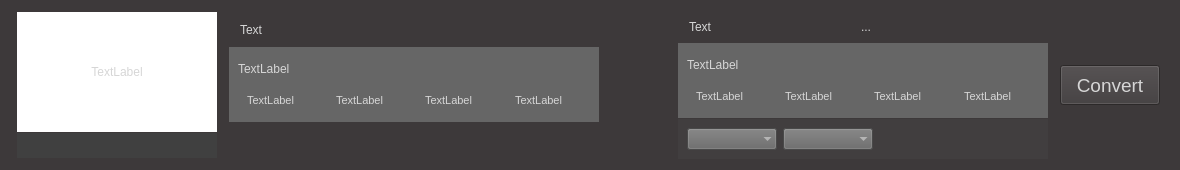
This is videoinfowidget.ui in loopy313/VideoConverter as Qt 5 draws it before an edit. The edited form follows.
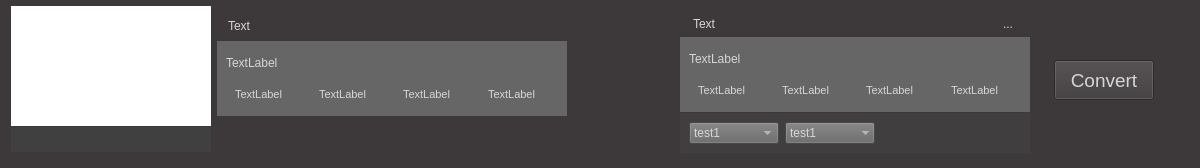
This is the edited form. Icons and pictures are not drawn.

```diff
--- a/videoinfowidget.ui
+++ b/videoinfowidget.ui
@@ -6,8 +6,8 @@
    <rect>
     <x>0</x>
     <y>0</y>
-    <width>1180</width>
-    <height>170</height>
+    <width>1200</width>
+    <height>168</height>
    </rect>
   </property>
   <property name="sizePolicy">
@@ -18,14 +18,14 @@
   </property>
   <property name="minimumSize">
    <size>
-    <width>1180</width>
-    <height>170</height>
+    <width>1200</width>
+    <height>0</height>
    </size>
   </property>
   <property name="maximumSize">
    <size>
-    <width>1180</width>
-    <height>170</height>
+    <width>2000</width>
+    <height>168</height>
    </size>
   </property>
   <property name="windowTitle">
@@ -37,10 +37,21 @@
 color:rgb(214, 214, 214);
 }
 
+QComboBox::dropdown{
+color: rgb(85, 85, 85);
+}
+
+
 </string>
   </property>
-  <layout class="QGridLayout" name="gridLayout_3">
-   <item row="0" column="0">
+  <layout class="QHBoxLayout" name="horizontalLayout_17">
+   <property name="topMargin">
+    <number>3</number>
+   </property>
+   <property name="rightMargin">
+    <number>0</number>
+   </property>
+   <item>
     <widget class="QWidget" name="widget_8" native="true">
      <property name="sizePolicy">
       <sizepolicy hsizetype="Maximum" vsizetype="Maximum">
@@ -100,13 +111,13 @@
          <string notr="true">background-color: rgb(255, 255, 255);</string>
         </property>
         <layout class="QGridLayout" name="gridLayout_4">
-         <item row="0" column="0">
+         <item row="1" column="0" alignment="Qt::AlignHCenter|Qt::AlignVCenter">
           <widget class="QLabel" name="label_2">
            <property name="text">
-            <string>TextLabel</string>
+            <string/>
            </property>
-           <property name="alignment">
-            <set>Qt::AlignCenter</set>
+           <property name="pixmap">
+            <pixmap>D:/image/ocean.jpg</pixmap>
            </property>
           </widget>
          </item>
@@ -265,7 +276,7 @@
      </layout>
     </widget>
    </item>
-   <item row="0" column="1">
+   <item>
     <widget class="QWidget" name="widget_11" native="true">
      <property name="sizePolicy">
       <sizepolicy hsizetype="Maximum" vsizetype="Maximum">
@@ -275,13 +286,13 @@
      </property>
      <property name="minimumSize">
       <size>
-       <width>370</width>
+       <width>350</width>
        <height>150</height>
       </size>
      </property>
      <property name="maximumSize">
       <size>
-       <width>370</width>
+       <width>350</width>
        <height>150</height>
       </size>
      </property>
@@ -308,25 +319,49 @@
         </property>
         <property name="minimumSize">
          <size>
-          <width>370</width>
+          <width>350</width>
           <height>30</height>
          </size>
         </property>
         <property name="maximumSize">
          <size>
-          <width>370</width>
+          <width>350</width>
           <height>30</height>
          </size>
         </property>
-        <layout class="QHBoxLayout" name="horizontalLayout_6">
+        <layout class="QHBoxLayout" name="horizontalLayout_2">
          <item>
           <widget class="QLineEdit" name="srcFilename">
+           <property name="sizePolicy">
+            <sizepolicy hsizetype="Maximum" vsizetype="Minimum">
+             <horstretch>0</horstretch>
+             <verstretch>0</verstretch>
+            </sizepolicy>
+           </property>
+           <property name="minimumSize">
+            <size>
+             <width>320</width>
+             <height>18</height>
+            </size>
+           </property>
+           <property name="maximumSize">
+            <size>
+             <width>340</width>
+             <height>18</height>
+            </size>
+           </property>
            <property name="text">
             <string>Text</string>
            </property>
            <property name="frame">
             <bool>false</bool>
            </property>
+           <property name="alignment">
+            <set>Qt::AlignLeading|Qt::AlignLeft|Qt::AlignVCenter</set>
+           </property>
+           <property name="readOnly">
+            <bool>true</bool>
+           </property>
           </widget>
          </item>
          <item>
@@ -334,9 +369,12 @@
            <property name="orientation">
             <enum>Qt::Horizontal</enum>
            </property>
+           <property name="sizeType">
+            <enum>QSizePolicy::Preferred</enum>
+           </property>
            <property name="sizeHint" stdset="0">
             <size>
-             <width>170</width>
+             <width>23</width>
              <height>9</height>
             </size>
            </property>
@@ -355,13 +393,13 @@
         </property>
         <property name="minimumSize">
          <size>
-          <width>370</width>
+          <width>350</width>
           <height>75</height>
          </size>
         </property>
         <property name="maximumSize">
          <size>
-          <width>370</width>
+          <width>350</width>
           <height>75</height>
          </size>
         </property>
@@ -641,13 +679,13 @@
         </property>
         <property name="minimumSize">
          <size>
-          <width>370</width>
+          <width>350</width>
           <height>30</height>
          </size>
         </property>
         <property name="maximumSize">
          <size>
-          <width>370</width>
+          <width>350</width>
           <height>30</height>
          </size>
         </property>
@@ -687,23 +725,28 @@
      </layout>
     </widget>
    </item>
-   <item row="0" column="2">
+   <item>
+    <layout class="QHBoxLayout" name="horizontalLayout_6">
+     <property name="spacing">
+      <number>0</number>
+     </property>
+     <item>
     <spacer name="horizontalSpacer_7">
      <property name="orientation">
       <enum>Qt::Horizontal</enum>
      </property>
      <property name="sizeType">
-      <enum>QSizePolicy::Preferred</enum>
+        <enum>QSizePolicy::Expanding</enum>
      </property>
      <property name="sizeHint" stdset="0">
       <size>
-       <width>24</width>
+         <width>13</width>
        <height>20</height>
       </size>
      </property>
     </spacer>
    </item>
-   <item row="0" column="3">
+     <item>
     <widget class="QLabel" name="label">
      <property name="sizePolicy">
       <sizepolicy hsizetype="Maximum" vsizetype="Maximum">
@@ -711,6 +754,9 @@
        <verstretch>0</verstretch>
       </sizepolicy>
      </property>
+       <property name="styleSheet">
+        <string notr="true">background:transparent</string>
+       </property>
      <property name="text">
       <string/>
      </property>
@@ -719,23 +765,25 @@
      </property>
     </widget>
    </item>
-   <item row="0" column="4">
+     <item>
     <spacer name="horizontalSpacer_8">
      <property name="orientation">
       <enum>Qt::Horizontal</enum>
      </property>
      <property name="sizeType">
-      <enum>QSizePolicy::Preferred</enum>
+        <enum>QSizePolicy::Expanding</enum>
      </property>
      <property name="sizeHint" stdset="0">
       <size>
-       <width>24</width>
+         <width>13</width>
        <height>20</height>
       </size>
      </property>
     </spacer>
    </item>
-   <item row="0" column="5">
+    </layout>
+   </item>
+   <item>
     <widget class="QWidget" name="widget_12" native="true">
      <property name="sizePolicy">
       <sizepolicy hsizetype="Maximum" vsizetype="Maximum">
@@ -745,13 +793,13 @@
      </property>
      <property name="minimumSize">
       <size>
-       <width>370</width>
+       <width>350</width>
        <height>150</height>
       </size>
      </property>
      <property name="maximumSize">
       <size>
-       <width>370</width>
+       <width>350</width>
        <height>150</height>
       </size>
      </property>
@@ -778,35 +826,71 @@
         </property>
         <property name="minimumSize">
          <size>
-          <width>370</width>
+          <width>350</width>
           <height>30</height>
          </size>
         </property>
         <property name="maximumSize">
          <size>
-          <width>370</width>
+          <width>350</width>
           <height>30</height>
          </size>
         </property>
-        <layout class="QHBoxLayout" name="horizontalLayout_2">
-         <property name="topMargin">
-          <number>0</number>
-         </property>
-         <property name="bottomMargin">
-          <number>0</number>
-         </property>
+        <layout class="QHBoxLayout" name="horizontalLayout_4">
          <item>
           <widget class="QLineEdit" name="destFilename">
+           <property name="sizePolicy">
+            <sizepolicy hsizetype="Preferred" vsizetype="Maximum">
+             <horstretch>0</horstretch>
+             <verstretch>0</verstretch>
+            </sizepolicy>
+           </property>
+           <property name="minimumSize">
+            <size>
+             <width>300</width>
+             <height>18</height>
+            </size>
+           </property>
+           <property name="maximumSize">
+            <size>
+             <width>300</width>
+             <height>18</height>
+            </size>
+           </property>
            <property name="text">
             <string>Text</string>
            </property>
            <property name="frame">
             <bool>false</bool>
            </property>
+           <property name="readOnly">
+            <bool>true</bool>
+           </property>
           </widget>
          </item>
          <item>
-          <widget class="QToolButton" name="toolButton">
+          <widget class="QToolButton" name="editBtn">
+           <property name="sizePolicy">
+            <sizepolicy hsizetype="Maximum" vsizetype="Maximum">
+             <horstretch>0</horstretch>
+             <verstretch>0</verstretch>
+            </sizepolicy>
+           </property>
+           <property name="minimumSize">
+            <size>
+             <width>18</width>
+             <height>18</height>
+            </size>
+           </property>
+           <property name="maximumSize">
+            <size>
+             <width>18</width>
+             <height>18</height>
+            </size>
+           </property>
+           <property name="styleSheet">
+            <string notr="true">border-top:0</string>
+           </property>
            <property name="text">
             <string>...</string>
            </property>
@@ -819,19 +903,6 @@
            </property>
           </widget>
          </item>
-         <item>
-          <spacer name="horizontalSpacer_3">
-           <property name="orientation">
-            <enum>Qt::Horizontal</enum>
-           </property>
-           <property name="sizeHint" stdset="0">
-            <size>
-             <width>40</width>
-             <height>20</height>
-            </size>
-           </property>
-          </spacer>
-         </item>
         </layout>
        </widget>
       </item>
@@ -845,13 +916,13 @@
         </property>
         <property name="minimumSize">
          <size>
-          <width>370</width>
+          <width>350</width>
           <height>75</height>
          </size>
         </property>
         <property name="maximumSize">
          <size>
-          <width>370</width>
+          <width>350</width>
           <height>75</height>
          </size>
         </property>
@@ -1131,13 +1202,13 @@
         </property>
         <property name="minimumSize">
          <size>
-          <width>370</width>
+          <width>350</width>
           <height>40</height>
          </size>
         </property>
         <property name="maximumSize">
          <size>
-          <width>370</width>
+          <width>350</width>
           <height>40</height>
          </size>
         </property>
@@ -1169,8 +1240,18 @@
             <string notr="true">background-color: rgb(102, 102, 102);</string>
            </property>
            <property name="frame">
-            <bool>false</bool>
+            <bool>true</bool>
            </property>
+           <item>
+            <property name="text">
+             <string>test1</string>
+            </property>
+           </item>
+           <item>
+            <property name="text">
+             <string>test2</string>
+            </property>
+           </item>
           </widget>
          </item>
          <item>
@@ -1199,6 +1280,16 @@
            <property name="frame">
             <bool>false</bool>
            </property>
+           <item>
+            <property name="text">
+             <string>test1</string>
+            </property>
+           </item>
+           <item>
+            <property name="text">
+             <string>test2</string>
+            </property>
+           </item>
           </widget>
          </item>
          <item>
@@ -1220,7 +1311,25 @@
      </layout>
     </widget>
    </item>
-   <item row="0" column="6">
+   <item>
+    <layout class="QHBoxLayout" name="horizontalLayout_7">
+     <item>
+      <spacer name="horizontalSpacer_9">
+       <property name="orientation">
+        <enum>Qt::Horizontal</enum>
+       </property>
+       <property name="sizeType">
+        <enum>QSizePolicy::Expanding</enum>
+       </property>
+       <property name="sizeHint" stdset="0">
+        <size>
+         <width>18</width>
+         <height>17</height>
+        </size>
+       </property>
+      </spacer>
+     </item>
+     <item>
     <widget class="QPushButton" name="ConvertBtn">
      <property name="sizePolicy">
       <sizepolicy hsizetype="Maximum" vsizetype="Maximum">
@@ -1252,6 +1361,61 @@
     </widget>
    </item>
   </layout>
+   </item>
+   <item>
+    <layout class="QVBoxLayout" name="verticalLayout_4">
+     <property name="sizeConstraint">
+      <enum>QLayout::SetFixedSize</enum>
+     </property>
+     <item>
+      <widget class="QPushButton" name="closeBtn">
+       <property name="styleSheet">
+        <string notr="true"/>
+       </property>
+       <property name="text">
+        <string/>
+       </property>
+       <property name="icon">
+        <iconset resource="icons.qrc">
+         <normaloff>:/icons/close.png</normaloff>:/icons/close.png</iconset>
+       </property>
+       <property name="flat">
+        <bool>true</bool>
+       </property>
+      </widget>
+     </item>
+     <item>
+      <spacer name="horizontalSpacer_3">
+       <property name="orientation">
+        <enum>Qt::Horizontal</enum>
+       </property>
+       <property name="sizeType">
+        <enum>QSizePolicy::Fixed</enum>
+       </property>
+       <property name="sizeHint" stdset="0">
+        <size>
+         <width>20</width>
+         <height>20</height>
+        </size>
+       </property>
+      </spacer>
+     </item>
+     <item>
+      <spacer name="verticalSpacer_2">
+       <property name="orientation">
+        <enum>Qt::Vertical</enum>
+       </property>
+       <property name="sizeHint" stdset="0">
+        <size>
+         <width>13</width>
+         <height>116</height>
+        </size>
+       </property>
+      </spacer>
+     </item>
+    </layout>
+   </item>
+  </layout>
  </widget>
  <resources>
   <include location="icons.qrc"/>
```
Left out of the diff: 41 changed lines with no effect on the pictures. Lines whose indentation alone changed are shown as unchanged.
